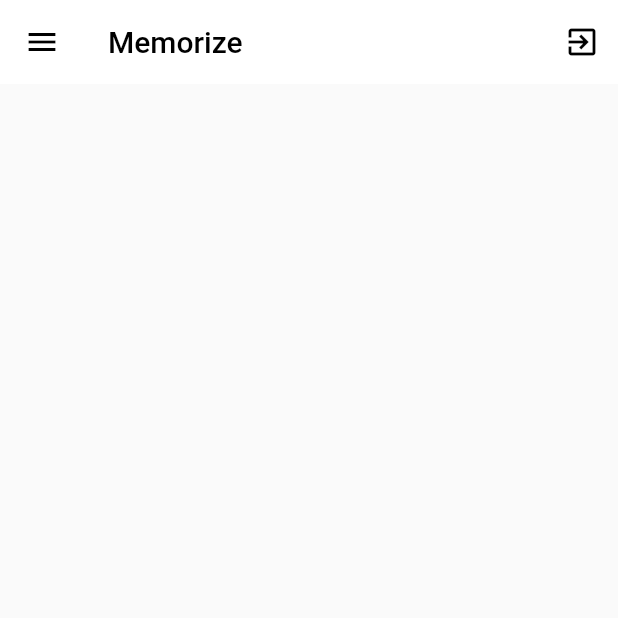
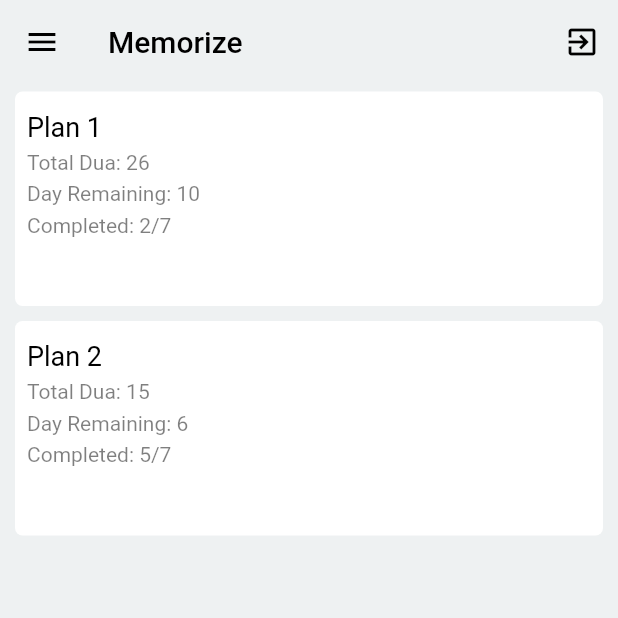
Before and after one commit to xaakib/demo_player, a Flutter app: the screen it shows after launch, on a phone screen of 412 x 824 dp, the top half of it. Run offline on Flutter 3.47's test engine with Material 2 defaults, Android fonts, the phone set to English and light mode, and no system bars.

Commit message:
plan item is done

```diff
--- a/lib/screen/memorize_scree.dart
+++ b/lib/screen/memorize_scree.dart
@@ -1,3 +1,4 @@
+import 'package:demo_player/widgets/plan_item.dart';
 import 'package:flutter/material.dart';
 
 class MemorizeScreen extends StatefulWidget {
@@ -10,7 +11,10 @@ class _MemorizeScreenState extends State<MemorizeScreen> {
   @override
   Widget build(BuildContext context) {
     return Scaffold(
+        backgroundColor: Color(0xffEEF1F2),
         key: _scaffoldKey,
+
+        ///this is the custom drawer styleing place
         drawer: Drawer(
           child: ListView(
             children: <Widget>[
@@ -22,8 +26,10 @@ class _MemorizeScreenState extends State<MemorizeScreen> {
             ],
           ),
         ),
+
+        //this is the appbar for desing the main application,
         appBar: AppBar(
-        backgroundColor: Colors.white,
+          backgroundColor: Color(0xffEEF1F2),
           elevation: 0,
           leading: IconButton(
             icon: Icon(
@@ -49,6 +55,28 @@ class _MemorizeScreenState extends State<MemorizeScreen> {
                 onPressed: () {})
           ],
         ),
-    );
+
+        //this is the body part of the applcation
+
+        body: Padding(
+          padding: const EdgeInsets.symmetric(horizontal: 10),
+          child: Column(
+            children: <Widget>[
+              PlanItem(
+                plan: "1",
+                totalDua: "26",
+                dayRemain: "10",
+                complete: "2/7",
+              ),
+              PlanItem(
+                plan: "2",
+                totalDua: "15",
+                dayRemain: "6",
+                complete: "5/7",
+              ),
+
+            ],
+          ),
+        ));
   }
 }
--- /dev/null
+++ b/lib/widgets/plan_item.dart
@@ -0,0 +1,73 @@
+import 'package:flutter/material.dart';
+
+class PlanItem extends StatelessWidget {
+  final String plan, totalDua, dayRemain, complete;
+
+  const PlanItem(
+      {Key key, this.plan, this.complete, this.totalDua, this.dayRemain})
+      : super(key: key);
+
+  @override
+  Widget build(BuildContext context) {
+    return Padding(
+      padding: const EdgeInsets.symmetric(vertical: 5),
+      child: Container(
+        height: 143,
+        width: MediaQuery.of(context).size.width,
+        decoration: BoxDecoration(
+            color: Color(0xffFFFFFF), borderRadius: BorderRadius.circular(5)),
+        child: Padding(
+          padding: const EdgeInsets.all(8.0),
+          child: Column(
+            crossAxisAlignment: CrossAxisAlignment.start,
+            children: <Widget>[
+              SizedBox(
+                height: 5,
+              ),
+              Text(
+                "Plan $plan",
+                style: TextStyle(
+                  color: Colors.black,
+                  fontSize: 18,
+                ),
+              ),
+              SizedBox(
+                height: 5,
+              ),
+              Text(
+                "Total Dua: $totalDua",
+                style: TextStyle(
+                  color: Colors.black.withOpacity(0.5),
+                  fontSize: 14,
+                ),
+              ),
+              SizedBox(
+                height: 5,
+              ),
+              Text(
+                "Day Remaining: $dayRemain",
+                style: TextStyle(
+                  color: Colors.black.withOpacity(0.5),
+                  fontSize: 14,
+                ),
+              ),
+              SizedBox(
+                height: 5,
+              ),
+              Text(
+                "Completed: $complete",
+                style: TextStyle(
+                  color: Colors.black.withOpacity(0.5),
+                  fontSize: 14,
+                ),
+              ),
+              SizedBox(
+                height: 5,
+              ),
+            ],
+          ),
+        ),
+      ),
+    );
+  }
+}
```
Lines whose indentation alone changed are shown as unchanged.
